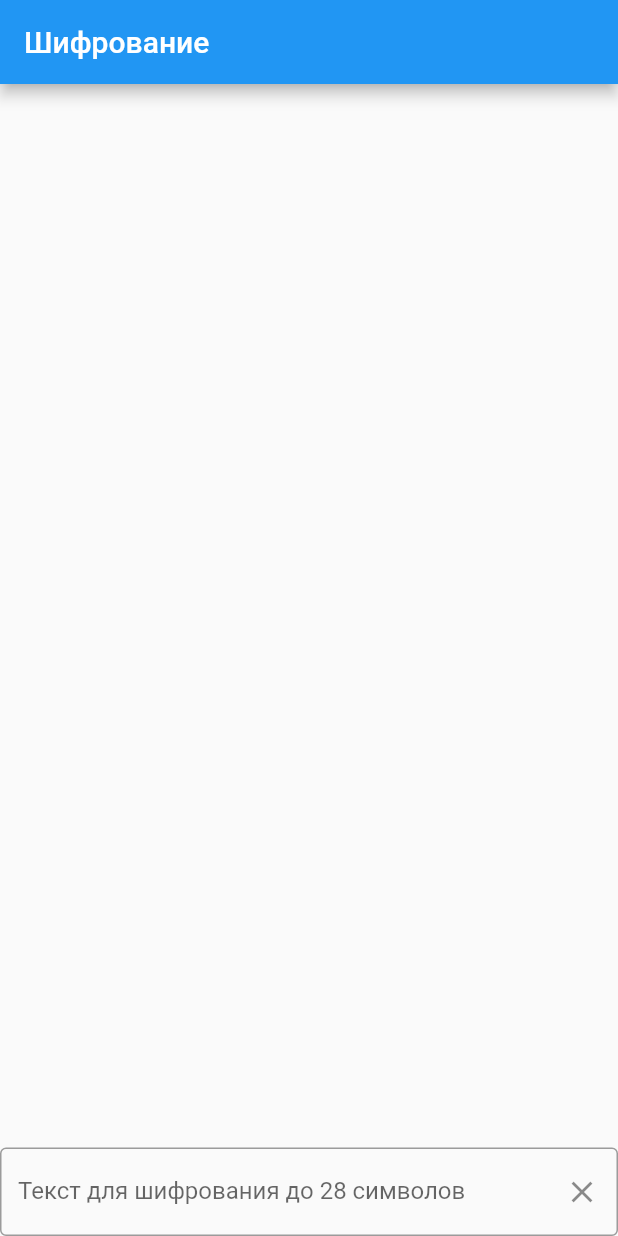
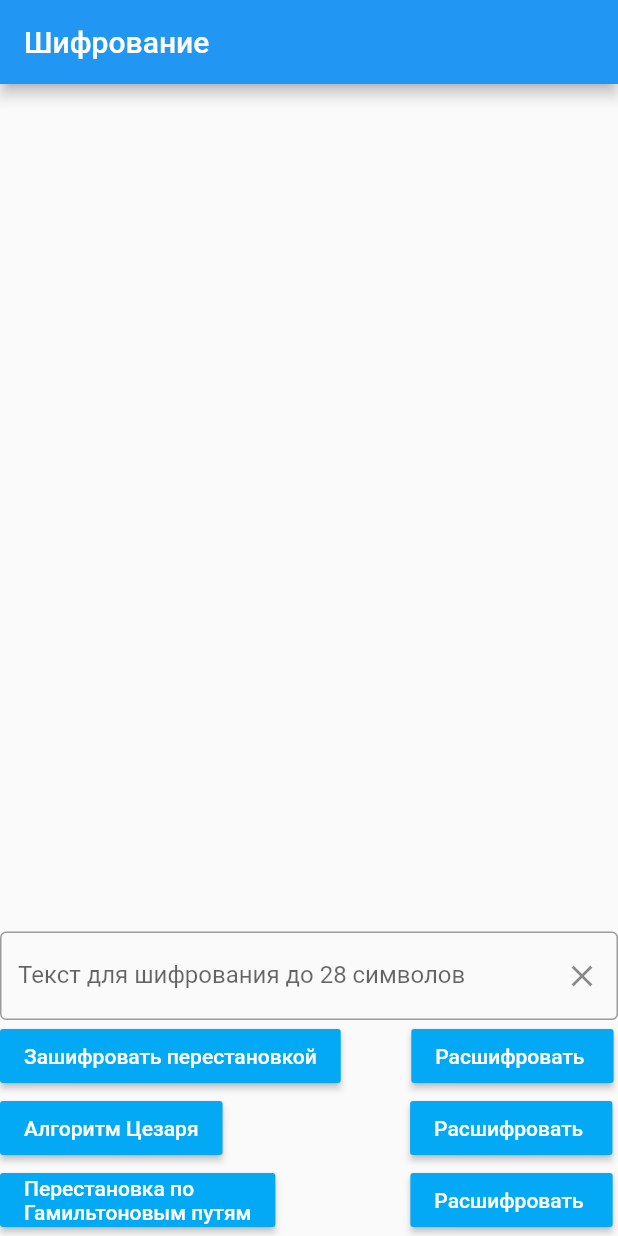
Before and after one commit to warfka/mdi1lb, a Flutter app: the screen it shows after launch, on a phone screen of 412 x 824 dp. Run offline on Flutter 3.47's test engine with Material 2 defaults, Android fonts, the phone set to English and light mode, and no system bars; missing offline and left inert: matrix2d.

Commit message:
шифрование перестановкой8

```diff
--- a/lib/1lb/pages/encryption_page.dart
+++ b/lib/1lb/pages/encryption_page.dart
@@ -87,7 +87,121 @@ void encode(){
         mainAxisAlignment: MainAxisAlignment.center,
         children: [
           Container(
-
+            child: Row(
+              children: [
+                Container(
+                  child: MaterialButton(
+                    onPressed: () {
+                      setState(() {
+                        textForEncryption =
+                            encodeKey('Cироткин Егор Александрович', [3,1,2,4], [1,3,7,6,5,4,2]);
+                      });
+                    },
+                    color: Colors.lightBlue,
+                    child: const Text(
+                      'Зашифровать перестановкой',
+                      style: TextStyle(color: Colors.white),
+                    ),
+                  ),
+                ),
+                SizedBox(
+                  width: 47,
+                ),
+                Container(
+                  child: MaterialButton(
+                    onPressed: () {
+                      setState(() {
+                        textForEncryption =
+                            encodeKey('Cироткин Егор Александрович', [3,1,2,4], [1,3,7,6,5,4,2]);
+                      });
+                    },
+                    color: Colors.lightBlue,
+                    child: const Text(
+                      'Расшифровать ',
+                      style: TextStyle(color: Colors.white),
+                    ),
+                  ),
+                ),
+              ],
+            ),
+          ),
+          Container(
+            child: Row(
+              children: [
+                Container(
+                  child: MaterialButton(
+                    onPressed: () {
+                      setState(() {
+                        textForEncryption =
+                            caesar('Cироткин Егор Александрович');
+                      });
+                    },
+                    color: Colors.lightBlue,
+                    child: const Text(
+                      'Алгоритм Цезаря',
+                      style: TextStyle(color: Colors.white),
+                    ),
+                  ),
+                ),
+                SizedBox(
+                  width: 125,
+                ),
+                Container(
+                  child: MaterialButton(
+                    onPressed: () {
+                      setState(() {
+                        textForEncryption =
+                            encodeKey('Cироткин Егор Александрович', [3,1,2,4], [1,3,7,6,5,4,2]);
+                      });
+                    },
+                    color: Colors.lightBlue,
+                    child: const Text(
+                      'Расшифровать ',
+                      style: TextStyle(color: Colors.white),
+                    ),
+                  ),
+                ),
+              ],
+            ),
+          ),
+          Container(
+            child: Row(
+              children: [
+                Container(
+                  child: MaterialButton(
+                    onPressed: () {
+                      setState(() {
+                        textForEncryption =
+                            caesar('Cироткин Егор Александрович');
+                      });
+                    },
+                    color: Colors.lightBlue,
+                    child: const Text(
+                      'Перестановка по \nГамильтоновым путям',
+                      style: TextStyle(color: Colors.white),
+                    ),
+                  ),
+                ),
+                SizedBox(
+                  width: 90,
+                ),
+                Container(
+                  child: MaterialButton(
+                    onPressed: () {
+                      setState(() {
+                        textForEncryption =
+                            encodeKey('Cироткин Егор Александрович', [3,1,2,4], [1,3,7,6,5,4,2]);
+                      });
+                    },
+                    color: Colors.lightBlue,
+                    child: const Text(
+                      'Расшифровать ',
+                      style: TextStyle(color: Colors.white),
+                    ),
+                  ),
+                ),
+              ],
+            ),
           ),
         ],
       )
```
